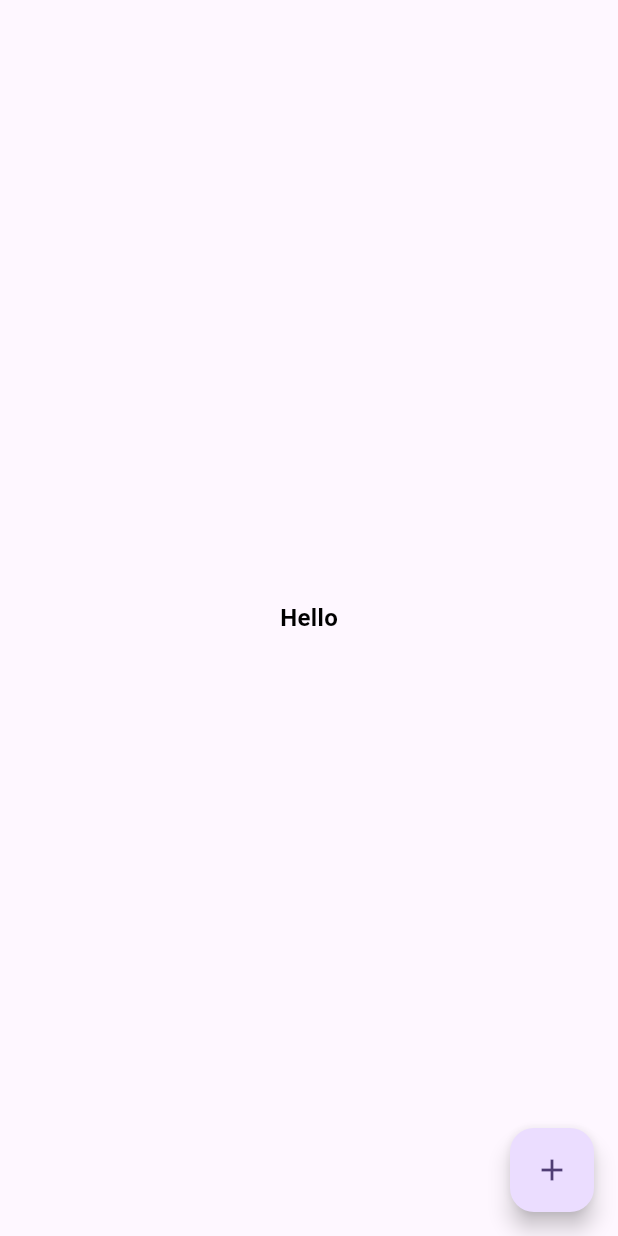
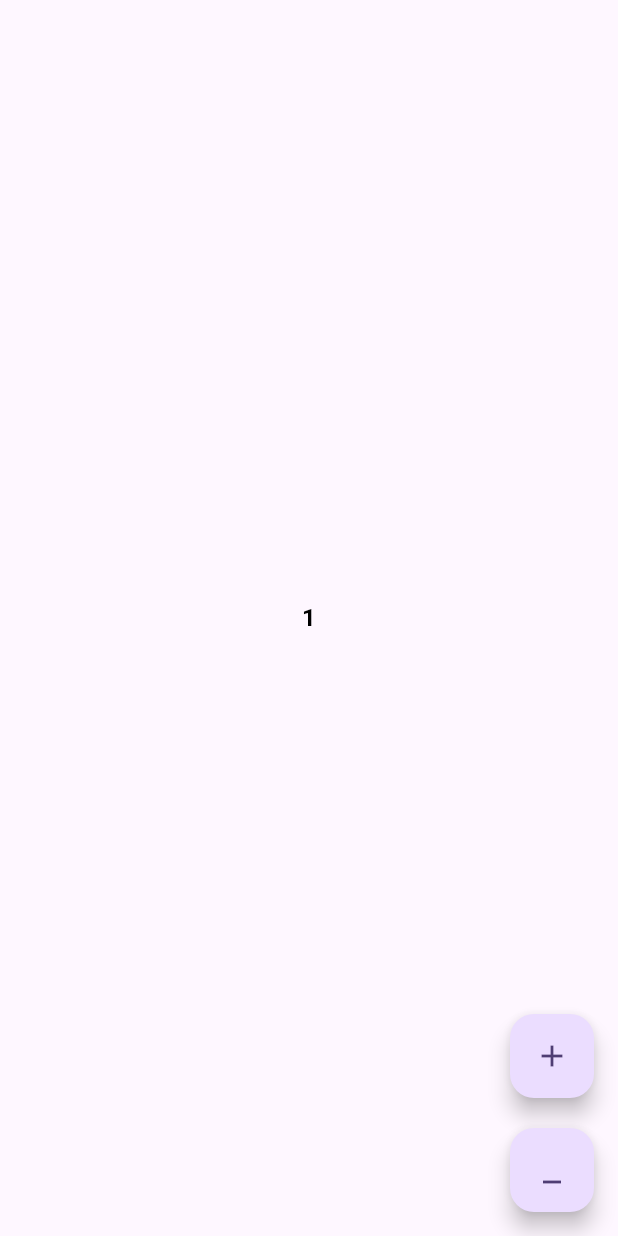
Before and after one commit to KiranKumbhar2022/bloc_statemanagement, a Flutter app: the screen it shows after launch, after a tap on the "add" icon, on a phone screen of 412 x 824 dp. Run offline on Flutter 3.47's test engine with Material 3 defaults, Android fonts, the phone set to English and light mode, and no system bars; our stand-ins replace flutter_bloc, go_router.

Commit message:
add counter bloc

```diff
--- a/lib/bloc/counterBloc/counter_bloc.dart
+++ b/lib/bloc/counterBloc/counter_bloc.dart
@@ -0,0 +1,17 @@
+import 'package:bloc_statemanagement/bloc/counterBloc/counter_event.dart';
+import 'package:bloc_statemanagement/bloc/counterBloc/counter_state.dart';
+import 'package:flutter_bloc/flutter_bloc.dart';
+
+class CounterBloc extends Bloc<CounterEvent, CounterState> {
+  CounterBloc() : super(CounterState(0)) {
+    on<IncreamentEvent>(_increament);
+    on<DecreamentEvent>(_decreament);
+  }
+  void _increament(IncreamentEvent event, Emitter<CounterState> emit) {
+    emit(CounterState(state.counter + 1));
+  }
+
+  void _decreament(DecreamentEvent event, Emitter<CounterState> emit) {
+    emit(CounterState(state.counter -1));
+  }
+}
--- a/lib/bloc/counterBloc/counter_event.dart
+++ b/lib/bloc/counterBloc/counter_event.dart
@@ -0,0 +1,4 @@
+abstract class CounterEvent {}
+
+class IncreamentEvent extends CounterEvent {}
+class DecreamentEvent extends CounterEvent {}
--- a/lib/bloc/counterBloc/counter_state.dart
+++ b/lib/bloc/counterBloc/counter_state.dart
@@ -0,0 +1,4 @@
+class CounterState {
+  final int counter;
+  CounterState(this.counter);
+}
--- a/lib/main.dart
+++ b/lib/main.dart
@@ -1,5 +1,7 @@
+import 'package:bloc_statemanagement/bloc/counterBloc/counter_bloc.dart';
 import 'package:bloc_statemanagement/go_router/router.dart';
 import 'package:flutter/material.dart';
+import 'package:flutter_bloc/flutter_bloc.dart';
 
 void main() {
   runApp(const MyApp());
@@ -10,25 +12,15 @@ class MyApp extends StatelessWidget {
 
   @override
   Widget build(BuildContext context) {
-    return MaterialApp.router(
-      routerConfig: router,
-      title: 'Bloc Statemanagement',
-      theme: ThemeData(
-        //
-        // TRY THIS: Try running your application with "flutter run". You'll see
-        // the application has a purple toolbar. Then, without quitting the app,
-        // try changing the seedColor in the colorScheme below to Colors.green
-        // and then invoke "hot reload" (save your changes or press the "hot
-        // reload" button in a Flutter-supported IDE, or press "r" if you used
-        // the command line to start the app).
-        //
-        // Notice that the counter didn't reset back to zero; the application
-        // state is not lost during the reload. To reset the state, use hot
-        // restart instead.
-        //
-        // This works for code too, not just values: Most code changes can be
-        // tested with just a hot reload.
-        colorScheme: .fromSeed(seedColor: Colors.deepPurple),
+    return BlocProvider(
+      create:(context) => CounterBloc(),
+      child: MaterialApp.router(
+
+        routerConfig: router,
+        title: 'Bloc Statemanagement',
+        theme: ThemeData(
+          colorScheme: .fromSeed(seedColor: Colors.deepPurple),
+        ),
       ),
     );
   }
--- a/lib/pages/counter_page.dart
+++ b/lib/pages/counter_page.dart
@@ -1,4 +1,8 @@
+import 'package:bloc_statemanagement/bloc/counterBloc/counter_bloc.dart';
+import 'package:bloc_statemanagement/bloc/counterBloc/counter_event.dart';
+import 'package:bloc_statemanagement/bloc/counterBloc/counter_state.dart';
 import 'package:flutter/material.dart';
+import 'package:flutter_bloc/flutter_bloc.dart';
 
 class CounterPage extends StatefulWidget {
   const CounterPage({super.key});
@@ -10,14 +14,36 @@ class CounterPage extends StatefulWidget {
 class _CounterPageState extends State<CounterPage> {
   @override
   Widget build(BuildContext context) {
+    final counter = context.read<CounterBloc>();
+    return BlocBuilder<CounterBloc, CounterState>(
+      builder: (context, state) {
         return Scaffold(
-      floatingActionButton: FloatingActionButton(onPressed: () {}, child: Icon(Icons.add)),
+          floatingActionButton: Column(
+            mainAxisSize: MainAxisSize.min,
+            children: [
+              FloatingActionButton(
+                onPressed: () {
+                  counter.add(IncreamentEvent());
+                },
+                child: Icon(Icons.add),
+              ),
+              SizedBox(height: 20),
+              FloatingActionButton(
+                onPressed: () {
+                  counter.add(DecreamentEvent());
+                },
+                child: Icon(Icons.minimize_outlined),
+              ),
+            ],
+          ),
           body: Center(
             child: Text(
-          "Hello",
+              state.counter.toString(),
               style: TextStyle(fontSize: 16, fontWeight: FontWeight.w700, color: Colors.black),
             ),
           ),
         );
+      },
+    );
   }
 }
```
Also changed, not shown: 1 other file. Lines whose indentation alone changed are shown as unchanged.
